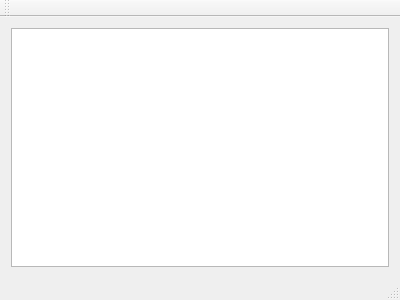
This is handson/ch8_graphics/mainwindow.ui in saibi/qt as Qt 5 draws it before an edit. The edited form follows.
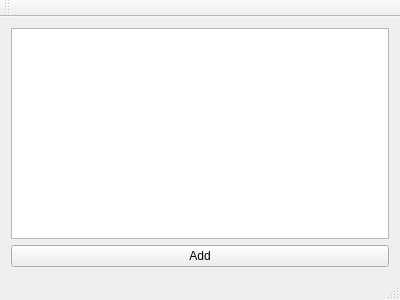
This is the edited form.

Commit message: ch8 add profile

```diff
--- a/handson/ch8_graphics/mainwindow.ui
+++ b/handson/ch8_graphics/mainwindow.ui
@@ -18,6 +18,13 @@
     <item>
      <widget class="QGraphicsView" name="graphicsView"/>
     </item>
+    <item>
+     <widget class="QPushButton" name="pushButton_add">
+      <property name="text">
+       <string>Add</string>
+      </property>
+     </widget>
+    </item>
    </layout>
   </widget>
   <widget class="QMenuBar" name="menuBar">
```
The commit also changes 2 other files.
